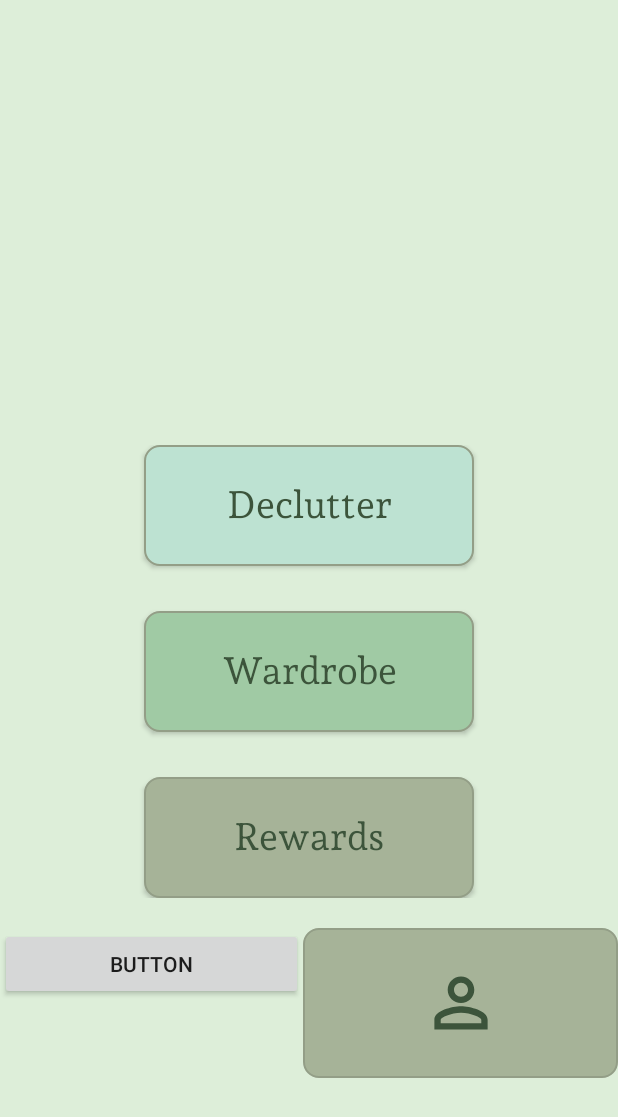
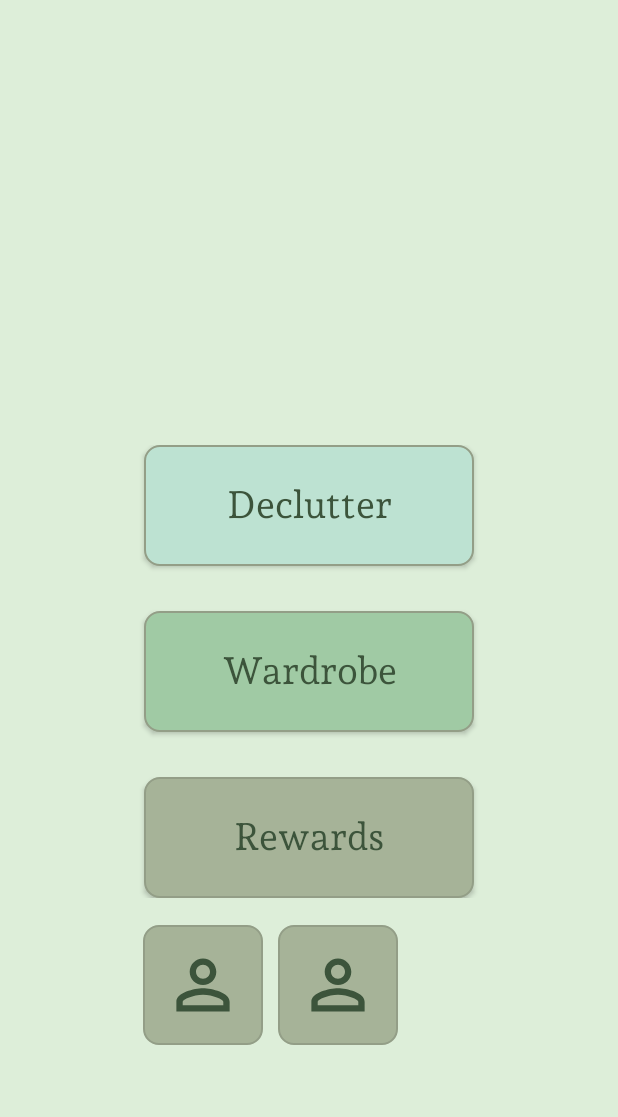
Before and after one commit to AagmaPekol/GitHub_Repository_P2_DeClutter, an Android app: the JuliasTemplate screen opened directly, with no data from a screen before it, on a phone screen of 412 x 824 dp. Shown: the top 1117 px of the screen. Run offline under Robolectric (Android 15) with nearby library versions, the phone set to English and light mode, and no system bars; Roboto replaces fonts that are not available here.

Commit message:
better icons

```diff
--- a/P2_DeClutter_App/app/src/main/res/layout/activity_julias_template.xml
+++ b/P2_DeClutter_App/app/src/main/res/layout/activity_julias_template.xml
@@ -59,7 +59,6 @@
             android:layout_width="220dp"
             android:layout_height="0dp"
             android:layout_gravity="center_horizontal"
-
             android:layout_weight="1"
             android:background="@drawable/btn_brown_v1"
             android:fontFamily="@font/andada_pro2"
@@ -73,29 +72,36 @@
     </LinearLayout>
 
     <LinearLayout
-        android:layout_width="match_parent"
+        android:layout_width="220dp"
         android:layout_height="100dp"
-        android:layout_marginTop="20dp"
+        android:layout_marginTop="8dp"
         android:orientation="horizontal"
         app:layout_constraintEnd_toEndOf="parent"
-        app:layout_constraintHorizontal_bias="0.0"
+        app:layout_constraintHorizontal_bias="0.497"
         app:layout_constraintStart_toStartOf="parent"
         app:layout_constraintTop_toBottomOf="@+id/linearLayout2">
 
 
-        <Button
-            android:id="@+id/button2"
-            android:layout_width="100dp"
-            android:layout_height="wrap_content"
-            android:layout_weight="1"
-            android:text="Button" />
+        <ImageButton
+            android:id="@+id/imageButton"
+            android:layout_width="80dp"
+            android:layout_height="80dp"
+            android:layout_gravity="center_vertical"
+            android:layout_marginLeft="0dp"
+            android:layout_marginRight="10dp"
+            android:background="@drawable/btn_brown_v1"
+            android:padding="10dp"
+            app:srcCompat="@drawable/basic_man" />
 
         <ImageButton
-            android:id="@+id/imageButton"
-            android:layout_width="wrap_content"
-            android:layout_height="wrap_content"
-            android:layout_weight="1"
+            android:id="@+id/imageButton2"
+            android:layout_width="80dp"
+            android:layout_height="80dp"
+            android:layout_gravity="center_vertical"
+            android:layout_marginLeft="0dp"
+            android:layout_marginRight="80dp"
             android:background="@drawable/btn_brown_v1"
+            android:padding="10dp"
             app:srcCompat="@drawable/basic_man" />
     </LinearLayout>
 
```
